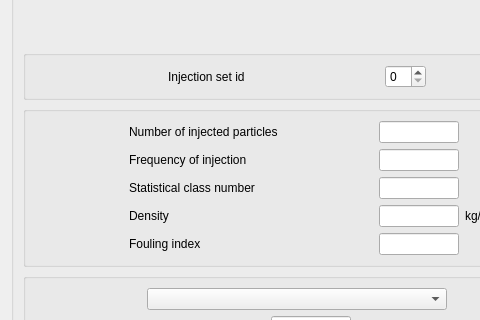
Qt form gui/Pages/LagrangianBoundariesForm.ui (code-saturne/code_saturne) before a commit; both pictures show x 0 to 480 and y 542 to 862 of the 594 by 1476 pixel window.
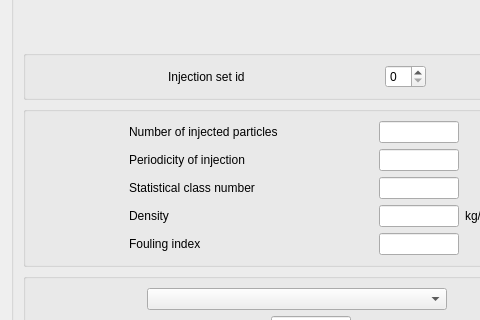
The same form after that commit.

Commit message: GUI: fix some tooltips and use clearer labels.

```diff
--- a/gui/Pages/LagrangianBoundariesForm.ui
+++ b/gui/Pages/LagrangianBoundariesForm.ui
@@ -196,7 +196,7 @@
                 <string>&lt;html&gt;&lt;head/&gt;&lt;body&gt;&lt;p&gt;&lt;span style=&quot; font-size:9pt;&quot;&gt;Specify the frequency of injection.&lt;/span&gt;&lt;/p&gt;&lt;/body&gt;&lt;/html&gt;</string>
                </property>
                <property name="text">
-                <string>Frequency of injection</string>
+                <string>Periodicity of injection</string>
                </property>
               </widget>
              </item>
```
Left out of the diff: 8 changed lines with no effect on the pictures.
